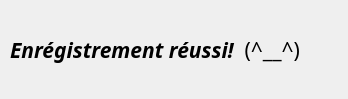
First picture: the form in contact/enregistrement_dialog_ok.ui, repository watmeto/ContactManager, before the edit.
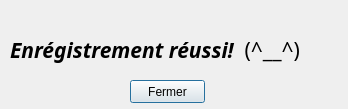
Second picture: the form after the edit.

What changed in the file:
```diff
--- a/contact/enregistrement_dialog_ok.ui
+++ b/contact/enregistrement_dialog_ok.ui
@@ -7,7 +7,7 @@
     <x>0</x>
     <y>0</y>
     <width>348</width>
-    <height>99</height>
+    <height>109</height>
    </rect>
   </property>
   <property name="cursor">
@@ -39,6 +39,19 @@
 &lt;p style=&quot; margin-top:0px; margin-bottom:0px; margin-left:0px; margin-right:0px; -qt-block-indent:0; text-indent:0px;&quot;&gt;&lt;span style=&quot; font-size:16pt; font-weight:600; font-style:italic;&quot;&gt;Enrégistrement réussi!&lt;/span&gt;&lt;span style=&quot; font-size:16pt;&quot;&gt;  (^__^)&lt;/span&gt;&lt;/p&gt;&lt;/body&gt;&lt;/html&gt;</string>
    </property>
   </widget>
+  <widget class="QPushButton" name="pushButton">
+   <property name="geometry">
+    <rect>
+     <x>130</x>
+     <y>80</y>
+     <width>75</width>
+     <height>23</height>
+    </rect>
+   </property>
+   <property name="text">
+    <string>Fermer</string>
+   </property>
+  </widget>
  </widget>
  <resources/>
  <connections/>
```
Left out of the diff: 2 changed lines with no effect on the pictures.
